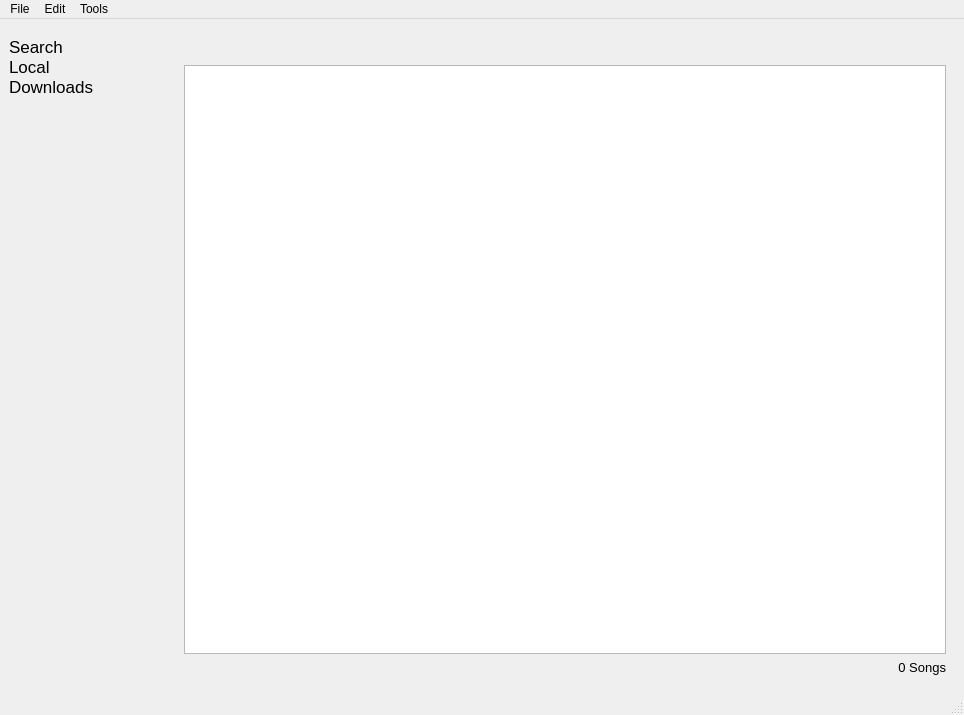
The window that res/ui/mainwindow.ui (Docheinstein/music-dragon) describes before a commit, drawn with Qt 5.
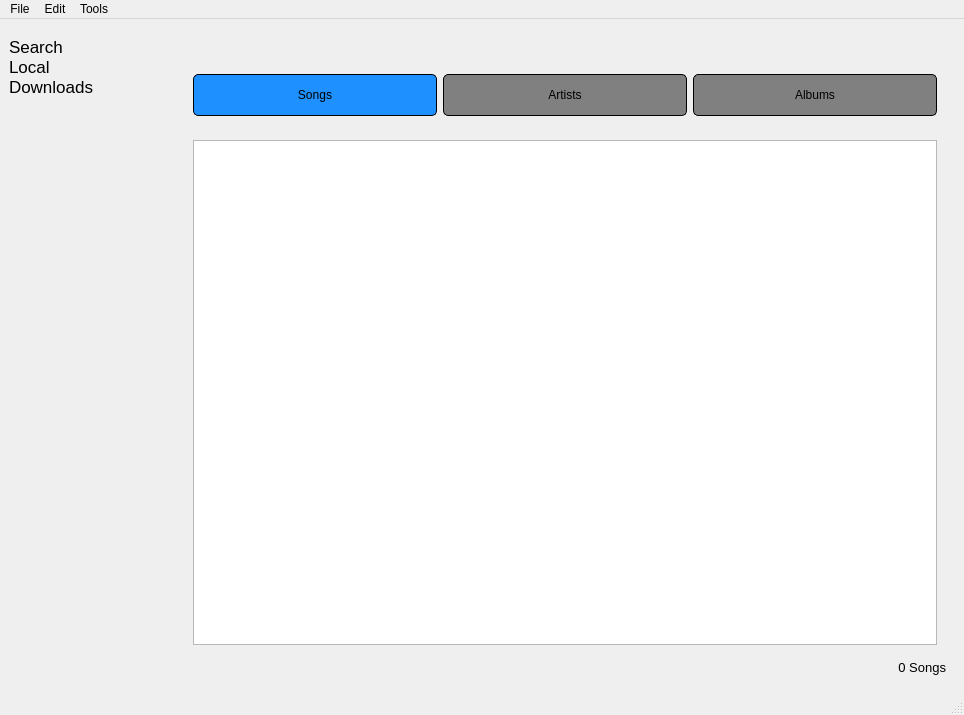
The same window after the commit. The open tabs and pages were chosen to show the change. Icons and pictures are not drawn. Custom widgets are drawn as their Qt base class.

Commit message: Filter local by songs/artists/albums

The edit to the form file:
```diff
--- a/res/ui/mainwindow.ui
+++ b/res/ui/mainwindow.ui
@@ -194,22 +194,148 @@
         <widget class="QWidget" name="localPage">
          <layout class="QVBoxLayout" name="verticalLayout_4">
           <item>
-           <widget class="LocalSongsView" name="localSongs">
-            <property name="mouseTracking">
-             <bool>true</bool>
+           <widget class="QWidget" name="widget_2" native="true">
+            <property name="minimumSize">
+             <size>
+              <width>0</width>
+              <height>60</height>
+             </size>
             </property>
-            <property name="iconSize">
+            <property name="maximumSize">
              <size>
-              <width>64</width>
-              <height>64</height>
+              <width>16777215</width>
+              <height>60</height>
              </size>
             </property>
-            <property name="spacing">
-             <number>6</number>
+            <layout class="QHBoxLayout" name="horizontalLayout_8">
+             <item>
+              <widget class="ClickableLabel" name="localSongsButton">
+               <property name="styleSheet">
+                <string notr="true">QLabel {
+background-color: #1E90FF; 
+border: 1px solid black;
+border-radius: 5px; 
+}</string>
+               </property>
+               <property name="text">
+                <string>Songs</string>
+               </property>
+               <property name="alignment">
+                <set>Qt::AlignCenter</set>
+               </property>
+              </widget>
+             </item>
+             <item>
+              <widget class="ClickableLabel" name="localArtistsButton">
+               <property name="styleSheet">
+                <string notr="true">QLabel {
+background-color: gray; 
+border: 1px solid black;
+border-radius: 5px; 
+}</string>
+               </property>
+               <property name="text">
+                <string>Artists</string>
+               </property>
+               <property name="alignment">
+                <set>Qt::AlignCenter</set>
+               </property>
+              </widget>
+             </item>
+             <item>
+              <widget class="ClickableLabel" name="localAlbumsButton">
+               <property name="styleSheet">
+                <string notr="true">QLabel {
+background-color: gray; 
+border: 1px solid black;
+border-radius: 5px; 
+}</string>
+               </property>
+               <property name="text">
+                <string>Albums</string>
+               </property>
+               <property name="alignment">
+                <set>Qt::AlignCenter</set>
+               </property>
+              </widget>
+             </item>
+            </layout>
+           </widget>
+          </item>
+          <item>
+           <widget class="QStackedWidget" name="localPages">
+            <property name="currentIndex">
+             <number>0</number>
             </property>
-            <property name="uniformItemSizes">
-             <bool>true</bool>
-            </property>
+            <widget class="QWidget" name="localSongsPage">
+             <layout class="QVBoxLayout" name="verticalLayout_13">
+              <item>
+               <widget class="LocalSongsView" name="localSongs">
+                <property name="mouseTracking">
+                 <bool>true</bool>
+                </property>
+                <property name="iconSize">
+                 <size>
+                  <width>64</width>
+                  <height>64</height>
+                 </size>
+                </property>
+                <property name="spacing">
+                 <number>6</number>
+                </property>
+                <property name="uniformItemSizes">
+                 <bool>true</bool>
+                </property>
+               </widget>
+              </item>
+             </layout>
+            </widget>
+            <widget class="QWidget" name="localArtistsPage">
+             <layout class="QVBoxLayout" name="verticalLayout_14">
+              <item>
+               <widget class="LocalArtistsView" name="localArtists">
+                <property name="mouseTracking">
+                 <bool>true</bool>
+                </property>
+                <property name="iconSize">
+                 <size>
+                  <width>64</width>
+                  <height>64</height>
+                 </size>
+                </property>
+                <property name="spacing">
+                 <number>6</number>
+                </property>
+                <property name="uniformItemSizes">
+                 <bool>true</bool>
+                </property>
+               </widget>
+              </item>
+             </layout>
+            </widget>
+            <widget class="QWidget" name="localAlbumsPage">
+             <layout class="QVBoxLayout" name="verticalLayout_15">
+              <item>
+               <widget class="LocalAlbumsView" name="localAlbums">
+                <property name="mouseTracking">
+                 <bool>true</bool>
+                </property>
+                <property name="iconSize">
+                 <size>
+                  <width>64</width>
+                  <height>64</height>
+                 </size>
+                </property>
+                <property name="spacing">
+                 <number>6</number>
+                </property>
+                <property name="uniformItemSizes">
+                 <bool>true</bool>
+                </property>
+               </widget>
+              </item>
+             </layout>
+            </widget>
            </widget>
           </item>
           <item>
@@ -731,6 +857,16 @@
    <extends>QListView</extends>
    <header>ui/localsongsview.h</header>
   </customwidget>
+  <customwidget>
+   <class>LocalArtistsView</class>
+   <extends>QListView</extends>
+   <header>ui/localartistsview.h</header>
+  </customwidget>
+  <customwidget>
+   <class>LocalAlbumsView</class>
+   <extends>QListView</extends>
+   <header>ui/localalbumsview.h</header>
+  </customwidget>
  </customwidgets>
  <resources/>
  <connections/>
```
Left out of the diff: 2 changed lines with no effect on the pictures. The commit also changes 6 other files.
